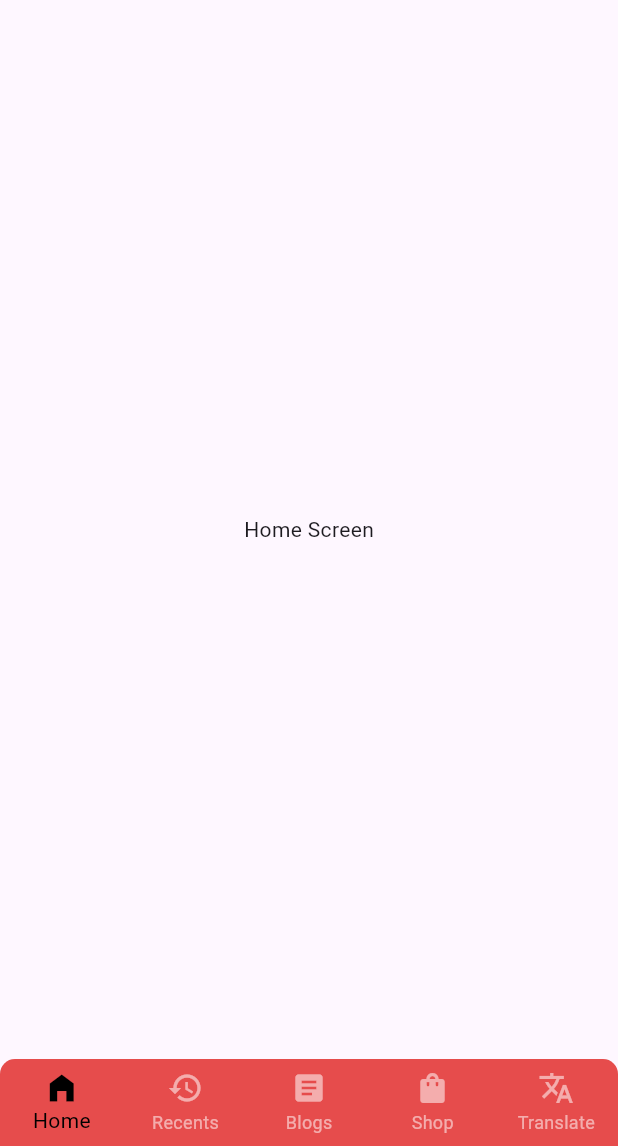
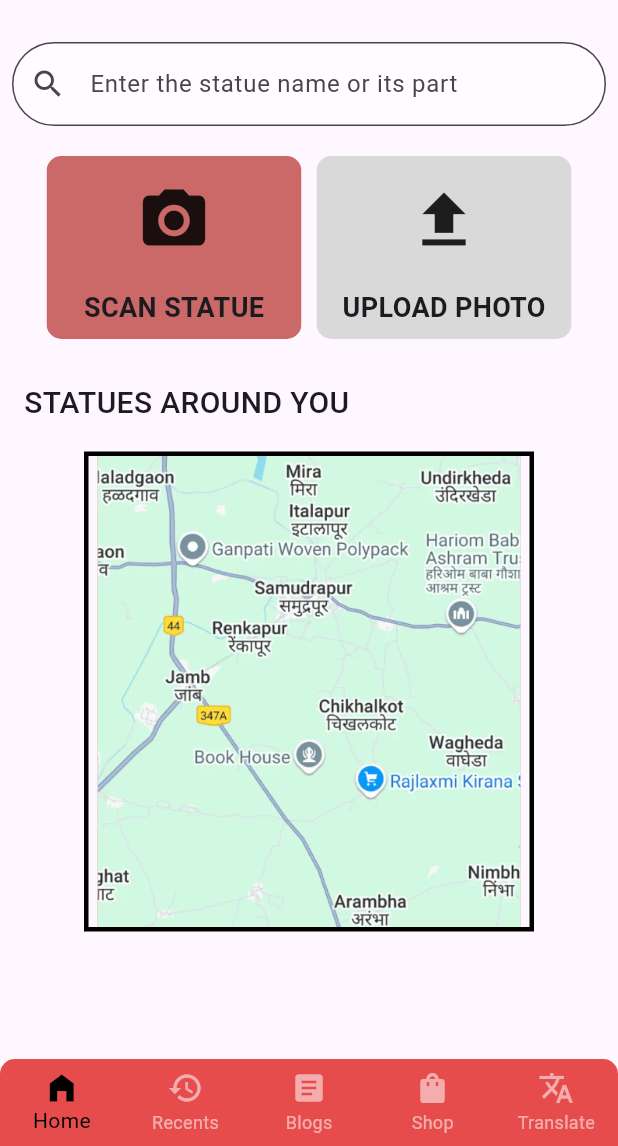
Before and after one commit to SimuSohil/sih_project, a Flutter app: the screen it shows after launch, on a phone screen of 412 x 824 dp, the part 90-1236 px from its top. Run offline on Flutter 3.47's test engine with Material 3 defaults, Android fonts, the phone set to English and light mode, and no system bars.

Commit message:
home page - UI

```diff
--- a/analysis_options.yaml
+++ b/analysis_options.yaml
@@ -7,6 +7,9 @@
 
 # The following line activates a set of recommended lints for Flutter apps,
 # packages, and plugins designed to encourage good coding practices.
+analyzer:
+  errors:
+    avoid_unnecessary_containers: ignore
 include: package:flutter_lints/flutter.yaml
 
 linter:
--- a/lib/constants.dart
+++ b/lib/constants.dart
@@ -5,4 +5,5 @@ class AppColors {
   static var color2 = Colors.white54;
   static var color3 = Colors.black;
   static var color4 = const Color(0xffcb6969);
+  static var color5 = Color(0xffD9D9D9);
 }
--- a/lib/views/bottom_nav/home.dart
+++ b/lib/views/bottom_nav/home.dart
@@ -1,4 +1,5 @@
 import 'package:flutter/material.dart';
+import 'package:statueist/constants.dart';
 
 class HomeScreen extends StatefulWidget {
   const HomeScreen({super.key});
@@ -10,9 +11,106 @@ class HomeScreen extends StatefulWidget {
 class _HomeScreenState extends State<HomeScreen> {
   @override
   Widget build(BuildContext context) {
-    return const Scaffold(
-      body: Center(
-        child: Text('Home Screen'),
+    return Scaffold(
+      body: Padding(
+        padding: const EdgeInsets.all(8.0),
+        child: SizedBox(
+          width: MediaQuery.of(context).size.width,
+          child: Column(
+            mainAxisAlignment: MainAxisAlignment.start,
+            crossAxisAlignment: CrossAxisAlignment.center,
+            children: [
+              const SizedBox(height: 20,),
+              TextField(
+                decoration: InputDecoration(
+                  prefixIcon: const Icon(Icons.search),
+                  label: const Text('Enter the statue name or its part'),
+                  filled: true,
+                  fillColor: AppColors.color2,
+                  border: const OutlineInputBorder(
+                    borderRadius: BorderRadius.all(Radius.circular(30.0)),
+                  )
+                ),
+              ),
+              const SizedBox(height: 20,),
+              Row(
+                mainAxisAlignment: MainAxisAlignment.center,
+                children: [
+                  ClipRRect(
+                    borderRadius: BorderRadius.circular(10.0),
+                    child: Container(
+                      width: 170,
+                      decoration: BoxDecoration(
+                        color: AppColors.color4
+                      ),
+                      child: const Padding(
+                        padding: EdgeInsets.all(8.0),
+                        child: Column(
+                          children: [
+                            SizedBox(height: 10,),
+                            Icon(Icons.camera_alt, size: 50,),
+                            SizedBox(height: 20,),
+                            Text('SCAN STATUE', style: TextStyle(fontWeight: FontWeight.w600, fontSize: 18),)
+                          ],
+                        ),
+                      ),
+                    ),
+                  ),
+                  const SizedBox(width: 10,),
+                  ClipRRect(
+                    borderRadius: BorderRadius.circular(10.0),
+                    child: Container(
+                      width: 170,
+                      decoration: BoxDecoration(
+                        color: AppColors.color5
+                      ),
+                      child: const Padding(
+                        padding: EdgeInsets.all(8.0),
+                        child: Column(
+                          children: [
+                            SizedBox(height: 10,),
+                            Icon(Icons.upload, size: 50,),
+                            SizedBox(height: 20,),
+                            Text('UPLOAD PHOTO', style: TextStyle(fontWeight: FontWeight.w600, fontSize: 18),)
+                          ],
+                        ),
+                      ),
+                    ),
+                  ),
+                ],
+              ),
+              const SizedBox(height: 20,),
+              Padding(
+                padding: const EdgeInsets.all(8.0),
+                child: SizedBox(
+                  width: MediaQuery.of(context).size.width,
+                  child: const Row(
+                    mainAxisAlignment: MainAxisAlignment.start,
+                    children: [
+                      Text('STATUES AROUND YOU', style: TextStyle(fontWeight: FontWeight.w500, fontSize: 20),),
+                    ],
+                  ),
+                ),
+              ),
+              const SizedBox(height: 10,),
+              SizedBox(
+                height: 320,
+                width: 300,
+                child: Container(
+                  decoration: BoxDecoration(
+                    border: Border.all(
+                      color: Colors.black,
+                      width: 3.0
+                    )
+                  ),
+                  child: Image.asset(
+                    'assets/map_photo.png',
+                  )
+                )
+              )
+            ],
+          )
+        ),
       ),
     );
   }
```
Also changed, not shown: pubspec.yaml (+3 -71 lines), assets/map_photo.png (added).
